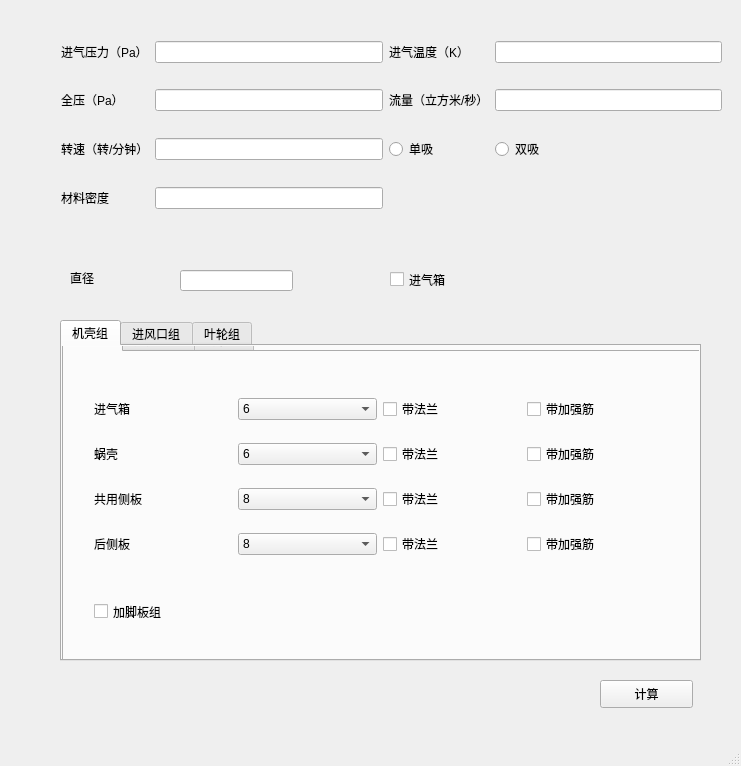
This is MainWindow.ui in sgdd66/PriceRefer as Qt 5 draws it before an edit. The edited form follows.
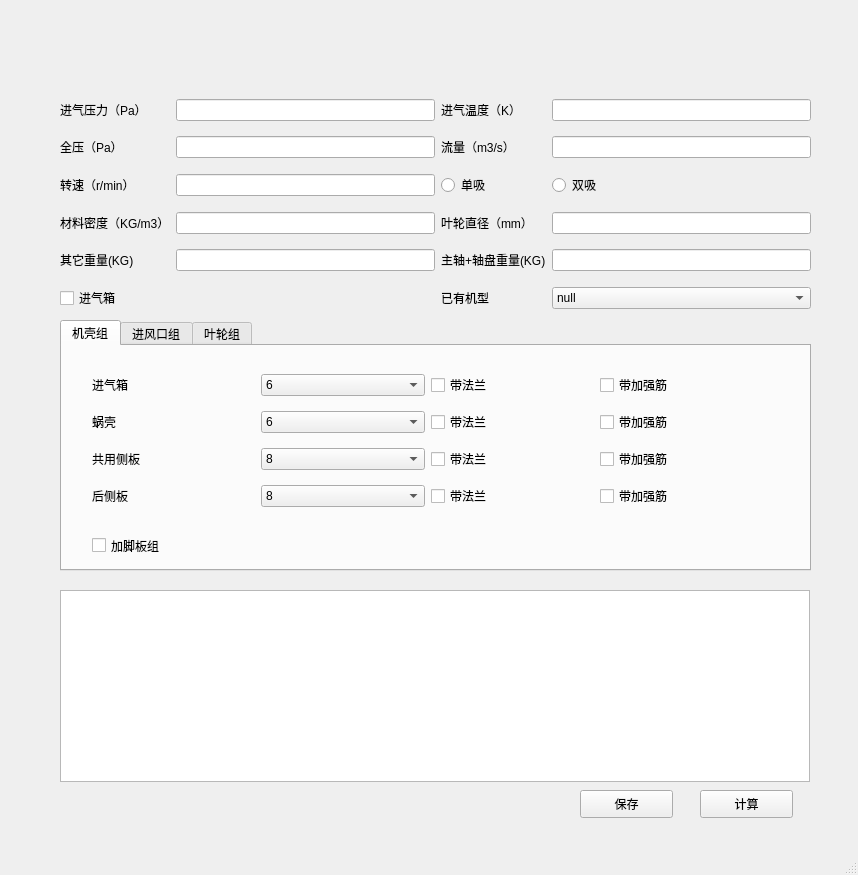
This is the edited form. The open tabs and pages were chosen to show the change. Icons and pictures are not drawn.

Patch:
```diff
--- a/MainWindow.ui
+++ b/MainWindow.ui
@@ -6,8 +6,8 @@
    <rect>
     <x>0</x>
     <y>0</y>
-    <width>741</width>
-    <height>766</height>
+    <width>858</width>
+    <height>875</height>
    </rect>
   </property>
   <property name="windowTitle">
@@ -22,8 +22,8 @@
      <rect>
       <x>60</x>
       <y>320</y>
-      <width>641</width>
-      <height>341</height>
+      <width>751</width>
+      <height>251</height>
      </rect>
     </property>
     <property name="currentIndex">
@@ -33,212 +33,13 @@
      <attribute name="title">
       <string>机壳组</string>
      </attribute>
-     <widget class="QComboBox" name="comboBox">
+     <widget class="QWidget" name="layoutWidget_2">
       <property name="geometry">
        <rect>
-        <x>110</x>
-        <y>30</y>
-        <width>87</width>
-        <height>22</height>
-       </rect>
-      </property>
-     </widget>
-     <widget class="QLabel" name="label_6">
-      <property name="geometry">
-       <rect>
         <x>30</x>
-        <y>30</y>
-        <width>72</width>
-        <height>15</height>
-       </rect>
-      </property>
-      <property name="text">
-       <string>TextLabel</string>
-      </property>
-     </widget>
-     <widget class="QComboBox" name="comboBox_2">
-      <property name="geometry">
-       <rect>
-        <x>110</x>
-        <y>80</y>
-        <width>87</width>
-        <height>22</height>
-       </rect>
-      </property>
-     </widget>
-     <widget class="QLabel" name="label_7">
-      <property name="geometry">
-       <rect>
-        <x>30</x>
-        <y>80</y>
-        <width>72</width>
-        <height>15</height>
-       </rect>
-      </property>
-      <property name="text">
-       <string>TextLabel</string>
-      </property>
-     </widget>
-     <widget class="QComboBox" name="comboBox_3">
-      <property name="geometry">
-       <rect>
-        <x>110</x>
-        <y>130</y>
-        <width>87</width>
-        <height>22</height>
-       </rect>
-      </property>
-     </widget>
-     <widget class="QLabel" name="label_8">
-      <property name="geometry">
-       <rect>
-        <x>30</x>
-        <y>130</y>
-        <width>72</width>
-        <height>15</height>
-       </rect>
-      </property>
-      <property name="text">
-       <string>TextLabel</string>
-      </property>
-     </widget>
-     <widget class="QLabel" name="label_9">
-      <property name="geometry">
-       <rect>
-        <x>30</x>
-        <y>180</y>
-        <width>72</width>
-        <height>15</height>
-       </rect>
-      </property>
-      <property name="text">
-       <string>TextLabel</string>
-      </property>
-     </widget>
-     <widget class="QComboBox" name="comboBox_4">
-      <property name="geometry">
-       <rect>
-        <x>110</x>
-        <y>180</y>
-        <width>87</width>
-        <height>22</height>
-       </rect>
-      </property>
-     </widget>
-     <widget class="QCheckBox" name="checkBox">
-      <property name="geometry">
-       <rect>
-        <x>250</x>
-        <y>30</y>
-        <width>91</width>
-        <height>19</height>
-       </rect>
-      </property>
-      <property name="text">
-       <string>CheckBox</string>
-      </property>
-     </widget>
-     <widget class="QCheckBox" name="checkBox_2">
-      <property name="geometry">
-       <rect>
-        <x>240</x>
-        <y>80</y>
-        <width>91</width>
-        <height>19</height>
-       </rect>
-      </property>
-      <property name="text">
-       <string>CheckBox</string>
-      </property>
-     </widget>
-     <widget class="QCheckBox" name="checkBox_3">
-      <property name="geometry">
-       <rect>
-        <x>250</x>
-        <y>130</y>
-        <width>91</width>
-        <height>19</height>
-       </rect>
-      </property>
-      <property name="text">
-       <string>CheckBox</string>
-      </property>
-     </widget>
-     <widget class="QCheckBox" name="checkBox_4">
-      <property name="geometry">
-       <rect>
-        <x>250</x>
-        <y>190</y>
-        <width>91</width>
-        <height>19</height>
-       </rect>
-      </property>
-      <property name="text">
-       <string>CheckBox</string>
-      </property>
-     </widget>
-     <widget class="QCheckBox" name="checkBox_5">
-      <property name="geometry">
-       <rect>
-        <x>370</x>
-        <y>190</y>
-        <width>91</width>
-        <height>19</height>
-       </rect>
-      </property>
-      <property name="text">
-       <string>CheckBox</string>
-      </property>
-     </widget>
-     <widget class="QCheckBox" name="checkBox_6">
-      <property name="geometry">
-       <rect>
-        <x>370</x>
-        <y>130</y>
-        <width>91</width>
-        <height>19</height>
-       </rect>
-      </property>
-      <property name="text">
-       <string>CheckBox</string>
-      </property>
-     </widget>
-     <widget class="QTabWidget" name="tabWidget_shell">
-      <property name="geometry">
-       <rect>
-        <x>0</x>
-        <y>-20</y>
-        <width>641</width>
-        <height>341</height>
-       </rect>
-      </property>
-      <property name="currentIndex">
-       <number>0</number>
-      </property>
-      <widget class="QWidget" name="tab_2">
-       <attribute name="title">
-        <string>机壳组</string>
-       </attribute>
-       <widget class="QCheckBox" name="checkBox_shell">
-        <property name="geometry">
-         <rect>
-          <x>30</x>
-          <y>250</y>
-          <width>91</width>
-          <height>19</height>
-         </rect>
-        </property>
-        <property name="text">
-         <string>加脚板组</string>
-        </property>
-       </widget>
-       <widget class="QWidget" name="layoutWidget">
-        <property name="geometry">
-         <rect>
-          <x>30</x>
-          <y>30</y>
-          <width>571</width>
-          <height>191</height>
+        <y>20</y>
+        <width>671</width>
+        <height>151</height>
          </rect>
         </property>
         <layout class="QGridLayout" name="gridLayout_2">
@@ -429,17 +230,18 @@
          </item>
         </layout>
        </widget>
-      </widget>
-      <widget class="QWidget" name="tab_5">
-       <attribute name="title">
-        <string>进风口组</string>
-       </attribute>
-      </widget>
-      <widget class="QWidget" name="tab_6">
-       <attribute name="title">
-        <string>叶轮组</string>
-       </attribute>
-      </widget>
+     <widget class="QCheckBox" name="checkBox_shell">
+      <property name="geometry">
+       <rect>
+        <x>30</x>
+        <y>190</y>
+        <width>91</width>
+        <height>19</height>
+       </rect>
+      </property>
+      <property name="text">
+       <string>加脚板组</string>
+      </property>
      </widget>
     </widget>
     <widget class="QWidget" name="tab_3">
@@ -449,10 +251,10 @@
      <widget class="QWidget" name="layoutWidget">
       <property name="geometry">
        <rect>
-        <x>70</x>
-        <y>70</y>
-        <width>511</width>
-        <height>151</height>
+        <x>60</x>
+        <y>50</y>
+        <width>611</width>
+        <height>111</height>
        </rect>
       </property>
       <layout class="QGridLayout" name="gridLayout_3">
@@ -698,8 +500,8 @@
    <widget class="QPushButton" name="pushButton_calculate">
     <property name="geometry">
      <rect>
-      <x>600</x>
-      <y>680</y>
+      <x>700</x>
+      <y>790</y>
       <width>93</width>
       <height>28</height>
      </rect>
@@ -711,13 +513,46 @@
    <widget class="QWidget" name="layoutWidget">
     <property name="geometry">
      <rect>
-      <x>61</x>
-      <y>21</y>
-      <width>661</width>
-      <height>211</height>
+      <x>60</x>
+      <y>90</y>
+      <width>751</width>
+      <height>232</height>
      </rect>
     </property>
     <layout class="QGridLayout" name="gridLayout">
+     <item row="4" column="2">
+      <widget class="QLabel" name="label_7">
+       <property name="text">
+        <string>主轴+轴盘重量(KG)</string>
+       </property>
+      </widget>
+     </item>
+     <item row="5" column="0">
+      <widget class="QCheckBox" name="checkBox_inputBox">
+       <property name="text">
+        <string>进气箱</string>
+       </property>
+      </widget>
+     </item>
+     <item row="4" column="0">
+      <widget class="QLabel" name="label_6">
+       <property name="sizePolicy">
+        <sizepolicy hsizetype="Preferred" vsizetype="Preferred">
+         <horstretch>0</horstretch>
+         <verstretch>0</verstretch>
+        </sizepolicy>
+       </property>
+       <property name="text">
+        <string>其它重量(KG)</string>
+       </property>
+      </widget>
+     </item>
+     <item row="4" column="3">
+      <widget class="QLineEdit" name="lineEdit_axle"/>
+     </item>
+     <item row="4" column="1">
+      <widget class="QLineEdit" name="lineEdit_other"/>
+     </item>
      <item row="0" column="0">
       <widget class="QLabel" name="label">
        <property name="text">
@@ -751,7 +586,7 @@
      <item row="1" column="2">
       <widget class="QLabel" name="label_3">
        <property name="text">
-        <string>流量（立方米/秒）</string>
+        <string>流量（m3/s）</string>
        </property>
       </widget>
      </item>
@@ -761,7 +596,7 @@
      <item row="2" column="0">
       <widget class="QLabel" name="label_5">
        <property name="text">
-        <string>转速（转/分钟）</string>
+        <string>转速（r/min）</string>
        </property>
       </widget>
      </item>
@@ -785,49 +620,106 @@
      <item row="3" column="0">
       <widget class="QLabel" name="label_19">
        <property name="text">
-        <string>材料密度</string>
+        <string>材料密度（KG/m3）</string>
        </property>
       </widget>
      </item>
      <item row="3" column="1">
       <widget class="QLineEdit" name="lineEdit"/>
      </item>
-    </layout>
-   </widget>
+     <item row="3" column="3">
+      <widget class="QLineEdit" name="lineEdit_De"/>
+     </item>
+     <item row="3" column="2">
    <widget class="QLabel" name="label_20">
+       <property name="text">
+        <string>叶轮直径（mm）</string>
+       </property>
+      </widget>
+     </item>
+     <item row="5" column="3">
+      <widget class="QComboBox" name="comboBox_kind">
+       <item>
+        <property name="text">
+         <string>null</string>
+        </property>
+       </item>
+       <item>
+        <property name="text">
+         <string>4-65-A</string>
+        </property>
+       </item>
+       <item>
+        <property name="text">
+         <string>4-65-B</string>
+        </property>
+       </item>
+      </widget>
+     </item>
+     <item row="5" column="2">
+      <widget class="QLabel" name="label_9">
+       <property name="text">
+        <string>已有机型</string>
+       </property>
+      </widget>
+     </item>
+    </layout>
+   </widget>
+   <widget class="QTextBrowser" name="textBrowser_outcome">
     <property name="geometry">
      <rect>
-      <x>70</x>
-      <y>270</y>
-      <width>72</width>
-      <height>15</height>
+      <x>60</x>
+      <y>590</y>
+      <width>750</width>
+      <height>192</height>
      </rect>
     </property>
+   </widget>
+   <widget class="QPushButton" name="pushButton_save">
+    <property name="geometry">
+     <rect>
+      <x>580</x>
+      <y>790</y>
+      <width>93</width>
+      <height>28</height>
+     </rect>
+    </property>
     <property name="text">
-     <string>直径</string>
+     <string>保存</string>
     </property>
    </widget>
-   <widget class="QLineEdit" name="lineEdit_De">
+   <widget class="QLabel" name="label_JiaoDa">
     <property name="geometry">
      <rect>
-      <x>180</x>
-      <y>270</y>
-      <width>113</width>
-      <height>21</height>
+      <x>60</x>
+      <y>10</y>
+      <width>211</width>
+      <height>61</height>
      </rect>
     </property>
+    <property name="text">
+     <string/>
+    </property>
+    <property name="pixmap">
+     <pixmap resource="img.qrc">:/icon2.png</pixmap>
+    </property>
    </widget>
-   <widget class="QCheckBox" name="checkBox_inputBox">
+   <widget class="QLabel" name="label_ChongTong">
     <property name="geometry">
      <rect>
-      <x>390</x>
-      <y>270</y>
-      <width>91</width>
-      <height>19</height>
+      <x>610</x>
+      <y>10</y>
+      <width>201</width>
+      <height>62</height>
      </rect>
     </property>
+    <property name="styleSheet">
+     <string notr="true">labe_ChongTong{
+border-image:url(:/path/icon2.png)
+}</string>
+    </property>
     <property name="text">
-     <string>进气箱</string>
+     <string/>
     </property>
    </widget>
    <zorder>layoutWidget</zorder>
```
Left out of the diff: 40 changed lines with no effect on the pictures. Lines whose indentation alone changed are shown as unchanged.
